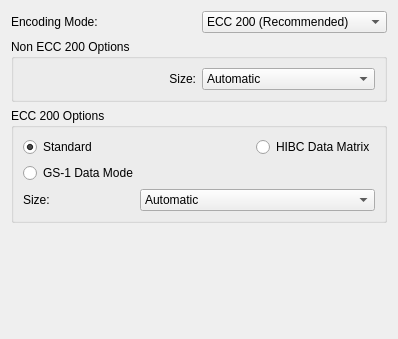
First picture: the form in frontend_qt4/grpDM.ui, repository zint/zint-gpl-only, before the edit.
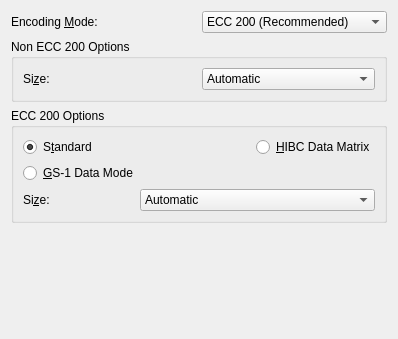
Second picture: the form after the edit.

```diff
--- a/frontend_qt4/grpDM.ui
+++ b/frontend_qt4/grpDM.ui
@@ -20,7 +20,7 @@
        <item>
         <widget class="QLabel" name="label" >
          <property name="text" >
-          <string>Encoding Mode:</string>
+          <string>Encoding &amp;Mode:</string>
          </property>
          <property name="buddy" >
           <cstring>cmbDMMode</cstring>
@@ -72,10 +72,13 @@
         <item row="0" column="0" >
          <widget class="QLabel" name="lblDMNon200Size" >
           <property name="text" >
-           <string>Size:</string>
+           <string>Si&amp;ze:</string>
           </property>
           <property name="alignment" >
-           <set>Qt::AlignRight|Qt::AlignTrailing|Qt::AlignVCenter</set>
+           <set>Qt::AlignLeading|Qt::AlignLeft|Qt::AlignVCenter</set>
+          </property>
+          <property name="buddy" >
+           <cstring>cmbDMNon200Size</cstring>
           </property>
          </widget>
         </item>
@@ -205,7 +208,7 @@
         <item row="0" column="0" >
          <widget class="QRadioButton" name="radDM200Stand" >
           <property name="text" >
-           <string>Standard</string>
+           <string>S&amp;tandard</string>
           </property>
           <property name="checked" >
            <bool>true</bool>
@@ -215,21 +218,24 @@
         <item row="0" column="2" >
          <widget class="QRadioButton" name="radDM200HIBC" >
           <property name="text" >
-           <string>HIBC Data Matrix</string>
+           <string>&amp;HIBC Data Matrix</string>
           </property>
          </widget>
         </item>
         <item row="1" column="0" colspan="2" >
          <widget class="QRadioButton" name="radDM200GS1" >
           <property name="text" >
-           <string>GS-1 Data Mode</string>
+           <string>&amp;GS-1 Data Mode</string>
           </property>
          </widget>
         </item>
         <item row="2" column="0" >
          <widget class="QLabel" name="lblDM200Size" >
           <property name="text" >
-           <string>Size:</string>
+           <string>Si&amp;ze:</string>
+          </property>
+          <property name="buddy" >
+           <cstring>cmbDM200Size</cstring>
           </property>
          </widget>
         </item>
```
